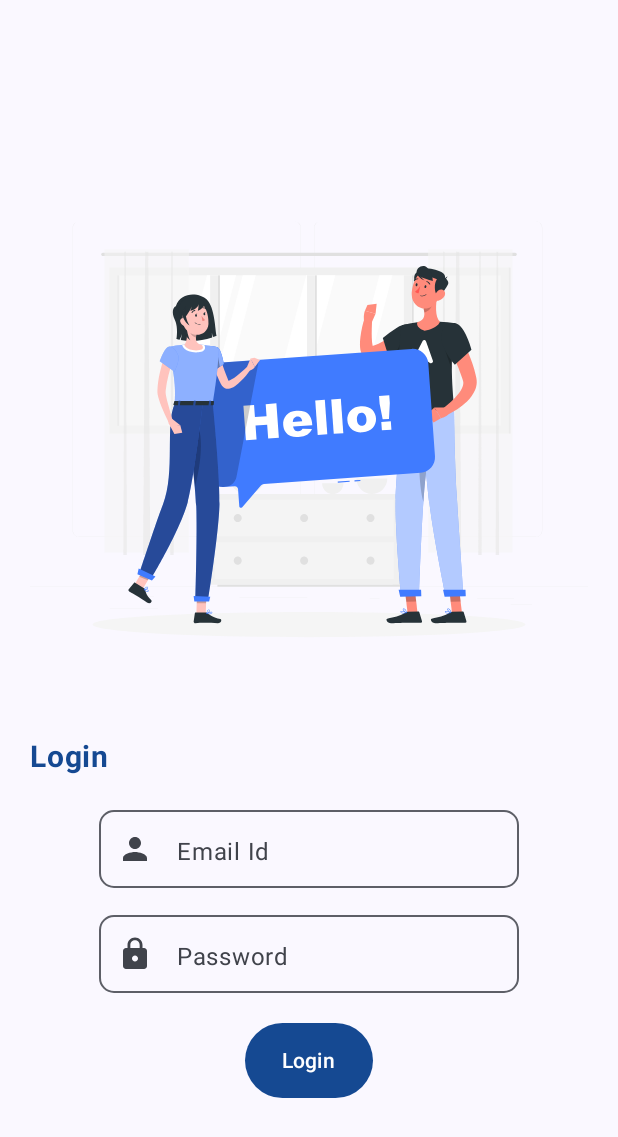
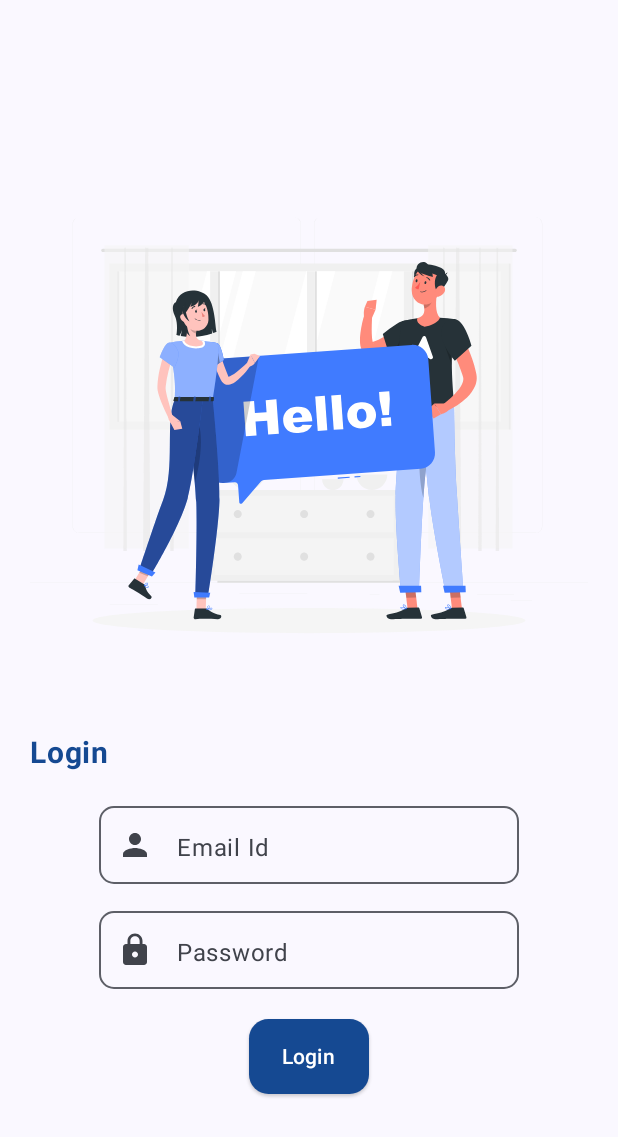
Before and after one commit to vishal4456/Bhoomi, an Android app built with Jetpack Compose: the screen it shows after launch (LoginActivity), on a phone screen of 412 x 824 dp. Shown: the top 1137 px of the screen. Run offline under Robolectric (Android 15) with nearby library versions, the phone set to English and light mode, and no system bars.

Commit message:
add new button design

```diff
--- a/app/src/main/java/com/bhoomi/Activities/LoginActivity.kt
+++ b/app/src/main/java/com/bhoomi/Activities/LoginActivity.kt
@@ -14,6 +14,7 @@
 import androidx.compose.foundation.layout.Column
 import androidx.compose.foundation.layout.fillMaxSize
 import androidx.compose.foundation.layout.height
+import androidx.compose.foundation.layout.heightIn
 import androidx.compose.foundation.layout.padding
 import androidx.compose.foundation.layout.width
 import androidx.compose.foundation.shape.CornerSize
@@ -24,6 +25,8 @@
 import androidx.compose.material3.Button
 import androidx.compose.material3.ButtonDefaults
 import androidx.compose.material3.ExperimentalMaterial3Api
+import androidx.compose.material3.FloatingActionButton
+import androidx.compose.material3.FloatingActionButtonDefaults
 import androidx.compose.material3.Icon
 import androidx.compose.material3.MaterialTheme
 import androidx.compose.material3.OutlinedTextField
@@ -39,6 +42,7 @@
 import androidx.compose.ui.res.painterResource
 import androidx.compose.ui.text.font.FontWeight
 import androidx.compose.ui.text.style.TextOverflow
+import androidx.compose.ui.text.style.TextOverflow.Companion.Visible
 import androidx.compose.ui.tooling.preview.Preview
 import androidx.compose.ui.unit.dp
 import androidx.compose.ui.unit.sp
@@ -131,7 +135,26 @@
                 shape = RoundedCornerShape(CornerSize(10.dp))
             )
 
-            Button(shape =ButtonDefaults.filledTonalShape,
+
+            FloatingActionButton(
+                onClick = {
+                    val intent = Intent(this@LoginActivity,MainActivity::class.java)
+                    startActivity(intent)
+                }, modifier = Modifier.width(80.dp).heightIn(75.dp)
+                    .padding(bottom = 5.dp).padding(top = 20.dp)
+                    .align(Alignment.CenterHorizontally), shape = RoundedCornerShape(13.dp),
+                containerColor = BG,
+                contentColor = Color.White,
+                elevation = FloatingActionButtonDefaults.elevation(1.dp, 2.dp)
+            ){
+                Text(
+                    text = "Login",
+                    color = Color.White,
+                    fontSize = 14.sp,
+                    overflow = Visible)
+            }
+/*
+            Button(shape =ButtonDefaults.outlinedShape,
                 onClick = {
                    // Apicalling(username.value, password.value)
                     val intent = Intent(this@LoginActivity,MainActivity::class.java)
@@ -150,6 +173,7 @@
                     overflow = TextOverflow.Visible
                 )
             }
+*/
 
 
         }
```
